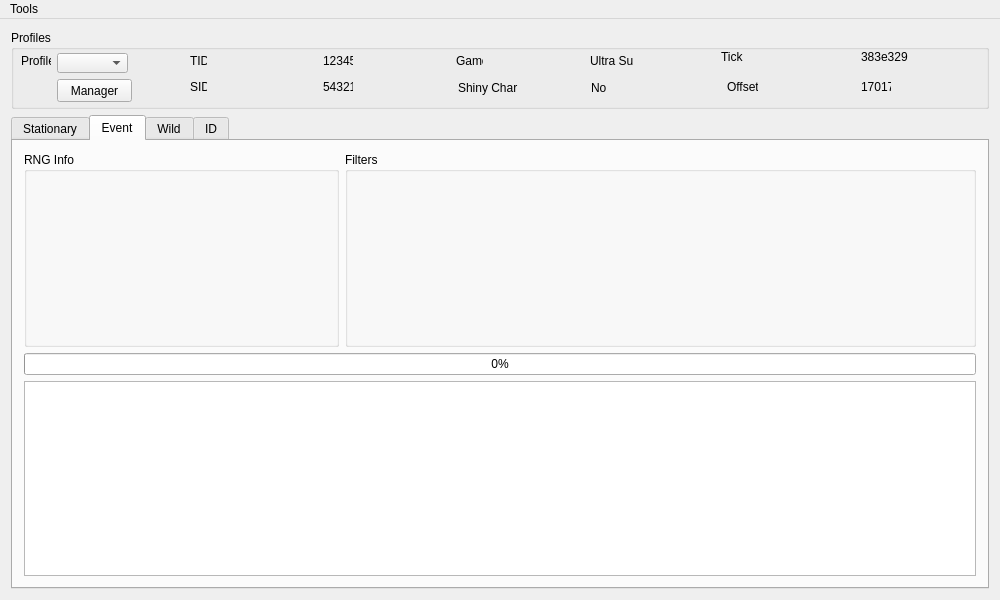
PMArkive/Gen7TimeFinder, file Forms/MainWindow.ui: the form before one commit.
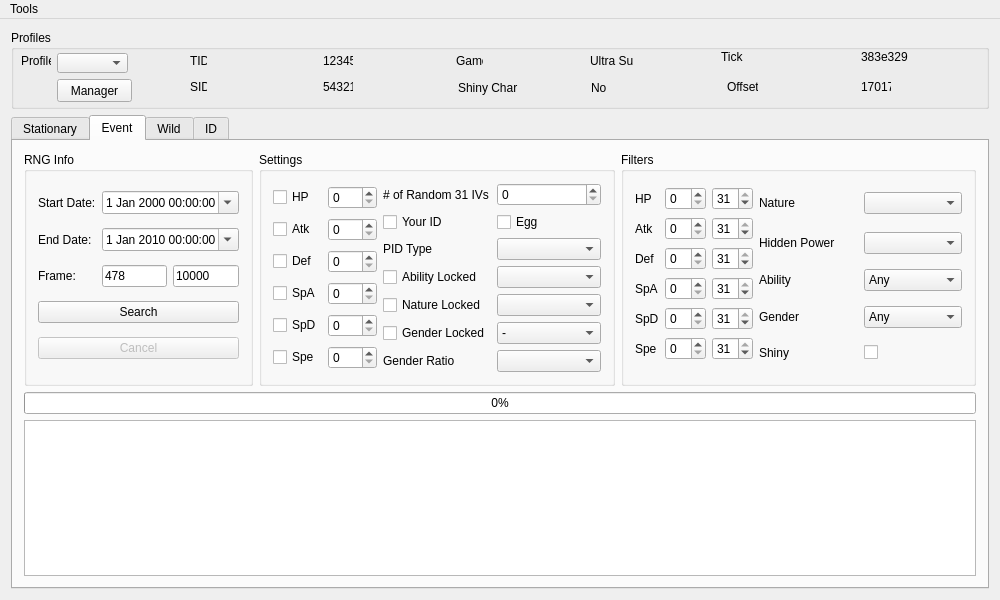
The form after the commit. The open tabs and pages were chosen to show the change.

Patch:
```diff
--- a/Forms/MainWindow.ui
+++ b/Forms/MainWindow.ui
@@ -692,7 +692,488 @@
         <string>Event</string>
        </attribute>
        <layout class="QGridLayout" name="gridLayout_4">
-        <item row="2" column="0" colspan="2">
+        <item row="0" column="0">
+         <widget class="QGroupBox" name="groupBoxEventRNGInfo">
+          <property name="sizePolicy">
+           <sizepolicy hsizetype="Preferred" vsizetype="Preferred">
+            <horstretch>1</horstretch>
+            <verstretch>1</verstretch>
+           </sizepolicy>
+          </property>
+          <property name="title">
+           <string>RNG Info</string>
+          </property>
+          <layout class="QGridLayout" name="gridLayout_9">
+           <item row="0" column="0">
+            <widget class="QLabel" name="labelEventStartDate">
+             <property name="text">
+              <string>Start Date:</string>
+             </property>
+            </widget>
+           </item>
+           <item row="0" column="1" colspan="2">
+            <widget class="QDateTimeEdit" name="dateTimeEditEventStartDate">
+             <property name="dateTime">
+              <datetime>
+               <hour>0</hour>
+               <minute>0</minute>
+               <second>0</second>
+               <year>2000</year>
+               <month>1</month>
+               <day>1</day>
+              </datetime>
+             </property>
+             <property name="time">
+              <time>
+               <hour>0</hour>
+               <minute>0</minute>
+               <second>0</second>
+              </time>
+             </property>
+             <property name="maximumDateTime">
+              <datetime>
+               <hour>0</hour>
+               <minute>0</minute>
+               <second>0</second>
+               <year>2100</year>
+               <month>1</month>
+               <day>1</day>
+              </datetime>
+             </property>
+             <property name="minimumDateTime">
+              <datetime>
+               <hour>0</hour>
+               <minute>0</minute>
+               <second>0</second>
+               <year>2000</year>
+               <month>1</month>
+               <day>1</day>
+              </datetime>
+             </property>
+             <property name="maximumDate">
+              <date>
+               <year>2100</year>
+               <month>1</month>
+               <day>1</day>
+              </date>
+             </property>
+             <property name="minimumDate">
+              <date>
+               <year>2000</year>
+               <month>1</month>
+               <day>1</day>
+              </date>
+             </property>
+             <property name="maximumTime">
+              <time>
+               <hour>0</hour>
+               <minute>0</minute>
+               <second>0</second>
+              </time>
+             </property>
+             <property name="minimumTime">
+              <time>
+               <hour>0</hour>
+               <minute>0</minute>
+               <second>0</second>
+              </time>
+             </property>
+             <property name="calendarPopup">
+              <bool>true</bool>
+             </property>
+             <property name="timeSpec">
+              <enum>Qt::LocalTime</enum>
+             </property>
+            </widget>
+           </item>
+           <item row="1" column="0">
+            <widget class="QLabel" name="labelEventEndDate">
+             <property name="text">
+              <string>End Date:</string>
+             </property>
+            </widget>
+           </item>
+           <item row="1" column="1" colspan="2">
+            <widget class="QDateTimeEdit" name="dateTimeEditEventEndDate">
+             <property name="dateTime">
+              <datetime>
+               <hour>0</hour>
+               <minute>0</minute>
+               <second>0</second>
+               <year>2010</year>
+               <month>1</month>
+               <day>1</day>
+              </datetime>
+             </property>
+             <property name="date">
+              <date>
+               <year>2010</year>
+               <month>1</month>
+               <day>1</day>
+              </date>
+             </property>
+             <property name="time">
+              <time>
+               <hour>0</hour>
+               <minute>0</minute>
+               <second>0</second>
+              </time>
+             </property>
+             <property name="maximumDateTime">
+              <datetime>
+               <hour>0</hour>
+               <minute>0</minute>
+               <second>0</second>
+               <year>2100</year>
+               <month>1</month>
+               <day>1</day>
+              </datetime>
+             </property>
+             <property name="minimumDateTime">
+              <datetime>
+               <hour>0</hour>
+               <minute>0</minute>
+               <second>0</second>
+               <year>2000</year>
+               <month>1</month>
+               <day>1</day>
+              </datetime>
+             </property>
+             <property name="maximumDate">
+              <date>
+               <year>2100</year>
+               <month>1</month>
+               <day>1</day>
+              </date>
+             </property>
+             <property name="minimumDate">
+              <date>
+               <year>2000</year>
+               <month>1</month>
+               <day>1</day>
+              </date>
+             </property>
+             <property name="maximumTime">
+              <time>
+               <hour>0</hour>
+               <minute>0</minute>
+               <second>0</second>
+              </time>
+             </property>
+             <property name="minimumTime">
+              <time>
+               <hour>0</hour>
+               <minute>0</minute>
+               <second>0</second>
+              </time>
+             </property>
+             <property name="calendarPopup">
+              <bool>true</bool>
+             </property>
+             <property name="timeSpec">
+              <enum>Qt::LocalTime</enum>
+             </property>
+            </widget>
+           </item>
+           <item row="2" column="0">
+            <widget class="QLabel" name="labelEventFrame">
+             <property name="text">
+              <string>Frame:</string>
+             </property>
+            </widget>
+           </item>
+           <item row="2" column="1">
+            <widget class="QLineEdit" name="lineEditEventStartFrame">
+             <property name="text">
+              <string notr="true">478</string>
+             </property>
+            </widget>
+           </item>
+           <item row="2" column="2">
+            <widget class="QLineEdit" name="lineEditEventEndFrame">
+             <property name="text">
+              <string notr="true">10000</string>
+             </property>
+            </widget>
+           </item>
+           <item row="3" column="0" colspan="3">
+            <widget class="QPushButton" name="pushButtonEventSearch">
+             <property name="text">
+              <string>Search</string>
+             </property>
+            </widget>
+           </item>
+           <item row="4" column="0" colspan="3">
+            <widget class="QPushButton" name="pushButtonEventCancel">
+             <property name="enabled">
+              <bool>false</bool>
+             </property>
+             <property name="text">
+              <string>Cancel</string>
+             </property>
+            </widget>
+           </item>
+          </layout>
+         </widget>
+        </item>
+        <item row="0" column="2">
+         <widget class="QGroupBox" name="groupBoxEventFilter">
+          <property name="sizePolicy">
+           <sizepolicy hsizetype="Preferred" vsizetype="Preferred">
+            <horstretch>2</horstretch>
+            <verstretch>1</verstretch>
+           </sizepolicy>
+          </property>
+          <property name="title">
+           <string>Filters</string>
+          </property>
+          <layout class="QGridLayout" name="gridLayout_16">
+           <item row="0" column="1">
+            <widget class="QLabel" name="labelEventNature">
+             <property name="frameShape">
+              <enum>QFrame::NoFrame</enum>
+             </property>
+             <property name="text">
+              <string>Nature</string>
+             </property>
+            </widget>
+           </item>
+           <item row="0" column="2">
+            <widget class="QComboBox" name="comboBoxEventNature"/>
+           </item>
+           <item row="1" column="1">
+            <widget class="QLabel" name="labelEventHiddenPower">
+             <property name="text">
+              <string>Hidden Power</string>
+             </property>
+            </widget>
+           </item>
+           <item row="1" column="2">
+            <widget class="QComboBox" name="comboBoxEventHiddenPower"/>
+           </item>
+           <item row="2" column="1">
+            <widget class="QLabel" name="labelEventAbility">
+             <property name="text">
+              <string>Ability</string>
+             </property>
+            </widget>
+           </item>
+           <item row="2" column="2">
+            <widget class="QComboBox" name="comboBoxEventAbility">
+             <item>
+              <property name="text">
+               <string>Any</string>
+              </property>
+             </item>
+             <item>
+              <property name="text">
+               <string notr="true">1</string>
+              </property>
+             </item>
+             <item>
+              <property name="text">
+               <string notr="true">2</string>
+              </property>
+             </item>
+             <item>
+              <property name="text">
+               <string notr="true">H</string>
+              </property>
+             </item>
+            </widget>
+           </item>
+           <item row="3" column="1">
+            <widget class="QLabel" name="labelEventGender">
+             <property name="text">
+              <string>Gender</string>
+             </property>
+            </widget>
+           </item>
+           <item row="3" column="2">
+            <widget class="QComboBox" name="comboBoxEventGender">
+             <item>
+              <property name="text">
+               <string>Any</string>
+              </property>
+             </item>
+             <item>
+              <property name="text">
+               <string notr="true">♂</string>
+              </property>
+             </item>
+             <item>
+              <property name="text">
+               <string notr="true">♀</string>
+              </property>
+             </item>
+            </widget>
+           </item>
+           <item row="4" column="1">
+            <widget class="QLabel" name="labelEventShiny">
+             <property name="text">
+              <string>Shiny</string>
+             </property>
+            </widget>
+           </item>
+           <item row="4" column="2">
+            <widget class="QCheckBox" name="checkBoxEventShiny">
+             <property name="text">
+              <string/>
+             </property>
+            </widget>
+           </item>
+           <item row="0" column="0" rowspan="5">
+            <layout class="QGridLayout" name="gridLayout_15">
+             <item row="0" column="2">
+              <widget class="QSpinBox" name="spinBoxEventMaxHP">
+               <property name="maximum">
+                <number>31</number>
+               </property>
+               <property name="value">
+                <number>31</number>
+               </property>
+              </widget>
+             </item>
+             <item row="4" column="0">
+              <widget class="QLabel" name="labelEventSpD">
+               <property name="text">
+                <string>SpD</string>
+               </property>
+              </widget>
+             </item>
+             <item row="5" column="2">
+              <widget class="QSpinBox" name="spinBoxEventMaxSpe">
+               <property name="maximum">
+                <number>31</number>
+               </property>
+               <property name="value">
+                <number>31</number>
+               </property>
+              </widget>
+             </item>
+             <item row="1" column="2">
+              <widget class="QSpinBox" name="spinBoxEventMaxAtk">
+               <property name="maximum">
+                <number>31</number>
+               </property>
+               <property name="value">
+                <number>31</number>
+               </property>
+              </widget>
+             </item>
+             <item row="2" column="1">
+              <widget class="QSpinBox" name="spinBoxEventMinDef">
+               <property name="maximum">
+                <number>31</number>
+               </property>
+              </widget>
+             </item>
+             <item row="3" column="2">
+              <widget class="QSpinBox" name="spinBoxEventMaxSpA">
+               <property name="maximum">
+                <number>31</number>
+               </property>
+               <property name="value">
+                <number>31</number>
+               </property>
+              </widget>
+             </item>
+             <item row="0" column="0">
+              <widget class="QLabel" name="labelEventHP">
+               <property name="text">
+                <string>HP</string>
+               </property>
+              </widget>
+             </item>
+             <item row="4" column="1">
+              <widget class="QSpinBox" name="spinBoxEventMinSpD">
+               <property name="maximum">
+                <number>31</number>
+               </property>
+              </widget>
+             </item>
+             <item row="0" column="1">
+              <widget class="QSpinBox" name="spinBoxEventMinHP">
+               <property name="maximum">
+                <number>31</number>
+               </property>
+              </widget>
+             </item>
+             <item row="1" column="0">
+              <widget class="QLabel" name="labelEventAtk">
+               <property name="text">
+                <string>Atk</string>
+               </property>
+              </widget>
+             </item>
+             <item row="1" column="1">
+              <widget class="QSpinBox" name="spinBoxEventMinAtk">
+               <property name="maximum">
+                <number>31</number>
+               </property>
+              </widget>
+             </item>
+             <item row="2" column="0">
+              <widget class="QLabel" name="labelEventDef">
+               <property name="text">
+                <string>Def</string>
+               </property>
+              </widget>
+             </item>
+             <item row="2" column="2">
+              <widget class="QSpinBox" name="spinBoxEventMaxDef">
+               <property name="maximum">
+                <number>31</number>
+               </property>
+               <property name="value">
+                <number>31</number>
+               </property>
+              </widget>
+             </item>
+             <item row="5" column="1">
+              <widget class="QSpinBox" name="spinBoxEventMinSpe">
+               <property name="maximum">
+                <number>31</number>
+               </property>
+              </widget>
+             </item>
+             <item row="5" column="0">
+              <widget class="QLabel" name="labelEventSpe">
+               <property name="text">
+                <string>Spe</string>
+               </property>
+              </widget>
+             </item>
+             <item row="4" column="2">
+              <widget class="QSpinBox" name="spinBoxEventMaxSpD">
+               <property name="maximum">
+                <number>31</number>
+               </property>
+               <property name="value">
+                <number>31</number>
+               </property>
+              </widget>
+             </item>
+             <item row="3" column="0">
+              <widget class="QLabel" name="labelEventSpA">
+               <property name="text">
+                <string>SpA</string>
+               </property>
+              </widget>
+             </item>
+             <item row="3" column="1">
+              <widget class="QSpinBox" name="spinBoxEventMinSpA">
+               <property name="maximum">
+                <number>31</number>
+               </property>
+              </widget>
+             </item>
+            </layout>
+           </item>
+          </layout>
+         </widget>
+        </item>
+        <item row="2" column="0" colspan="3">
          <widget class="QTableView" name="tableViewEvent">
           <property name="sizePolicy">
            <sizepolicy hsizetype="Expanding" vsizetype="Expanding">
@@ -705,39 +1186,206 @@
           </attribute>
          </widget>
         </item>
-        <item row="0" column="0">
-         <widget class="QGroupBox" name="groupBoxEventRNGInfo">
-          <property name="sizePolicy">
-           <sizepolicy hsizetype="Preferred" vsizetype="Preferred">
-            <horstretch>1</horstretch>
-            <verstretch>1</verstretch>
-           </sizepolicy>
-          </property>
-          <property name="title">
-           <string>RNG Info</string>
-          </property>
-         </widget>
-        </item>
-        <item row="0" column="1">
-         <widget class="QGroupBox" name="groupBoxEventFilter">
-          <property name="sizePolicy">
-           <sizepolicy hsizetype="Preferred" vsizetype="Preferred">
-            <horstretch>2</horstretch>
-            <verstretch>1</verstretch>
-           </sizepolicy>
-          </property>
-          <property name="title">
-           <string>Filters</string>
-          </property>
-         </widget>
-        </item>
-        <item row="1" column="0" colspan="2">
+        <item row="1" column="0" colspan="3">
          <widget class="QProgressBar" name="progressBarEvent">
           <property name="value">
            <number>0</number>
           </property>
          </widget>
         </item>
+        <item row="0" column="1">
+         <widget class="QGroupBox" name="groupBoxEventSettings">
+          <property name="sizePolicy">
+           <sizepolicy hsizetype="Preferred" vsizetype="Preferred">
+            <horstretch>2</horstretch>
+            <verstretch>1</verstretch>
+           </sizepolicy>
+          </property>
+          <property name="title">
+           <string>Settings</string>
+          </property>
+          <layout class="QGridLayout" name="gridLayout_18">
+           <item row="0" column="1">
+            <widget class="QLabel" name="labelEventRandomIVs">
+             <property name="text">
+              <string># of Random 31 IVs</string>
+             </property>
+            </widget>
+           </item>
+           <item row="0" column="2">
+            <widget class="QSpinBox" name="spinBoxEventRandomIVs"/>
+           </item>
+           <item row="1" column="1">
+            <widget class="QCheckBox" name="checkBoxEventYourID">
+             <property name="text">
+              <string>Your ID</string>
+             </property>
+            </widget>
+           </item>
+           <item row="1" column="2">
+            <widget class="QCheckBox" name="checkBoxEventEgg">
+             <property name="text">
+              <string>Egg</string>
+             </property>
+            </widget>
+           </item>
+           <item row="2" column="1">
+            <widget class="QLabel" name="labelEventPIDType">
+             <property name="text">
+              <string>PID Type</string>
+             </property>
+            </widget>
+           </item>
+           <item row="2" column="2">
+            <widget class="QComboBox" name="comboBoxEventPIDType"/>
+           </item>
+           <item row="3" column="1">
+            <widget class="QCheckBox" name="checkBoxEventAbilityLock">
+             <property name="text">
+              <string>Ability Locked</string>
+             </property>
+            </widget>
+           </item>
+           <item row="3" column="2">
+            <widget class="QComboBox" name="comboBox_2"/>
+           </item>
+           <item row="4" column="1">
+            <widget class="QCheckBox" name="checkBox_9">
+             <property name="text">
+              <string>Nature Locked</string>
+             </property>
+            </widget>
+           </item>
+           <item row="4" column="2">
+            <widget class="QComboBox" name="comboBox_3"/>
+           </item>
+           <item row="5" column="1">
+            <widget class="QCheckBox" name="checkBox_10">
+             <property name="text">
+              <string>Gender Locked</string>
+             </property>
+            </widget>
+           </item>
+           <item row="5" column="2">
+            <widget class="QComboBox" name="comboBox_4">
+             <item>
+              <property name="text">
+               <string notr="true">-</string>
+              </property>
+             </item>
+             <item>
+              <property name="text">
+               <string notr="true">♂</string>
+              </property>
+             </item>
+             <item>
+              <property name="text">
+               <string notr="true">♀</string>
+              </property>
+             </item>
+            </widget>
+           </item>
+           <item row="6" column="1">
+            <widget class="QLabel" name="labelEventGenderRatio">
+             <property name="text">
+              <string>Gender Ratio</string>
+             </property>
+            </widget>
+           </item>
+           <item row="6" column="2">
+            <widget class="QComboBox" name="comboBoxEventGenderRatio"/>
+           </item>
+           <item row="0" column="0" rowspan="7">
+            <layout class="QGridLayout" name="gridLayout_17">
+             <item row="0" column="0">
+              <widget class="QCheckBox" name="checkBoxEventHP">
+               <property name="text">
+                <string>HP</string>
+               </property>
+              </widget>
+             </item>
+             <item row="0" column="1">
+              <widget class="QSpinBox" name="spinBoxEventHP">
+               <property name="maximum">
+                <number>31</number>
+               </property>
+              </widget>
+             </item>
+             <item row="1" column="0">
+              <widget class="QCheckBox" name="checkBoxEventAtk">
+               <property name="text">
+                <string>Atk</string>
+               </property>
+              </widget>
+             </item>
+             <item row="1" column="1">
+              <widget class="QSpinBox" name="spinBoxEventAtk">
+               <property name="maximum">
+                <number>31</number>
+               </property>
+              </widget>
+             </item>
+             <item row="2" column="0">
+              <widget class="QCheckBox" name="checkBoxEventDef">
+               <property name="text">
+                <string>Def</string>
+               </property>
+              </widget>
+             </item>
+             <item row="2" column="1">
+              <widget class="QSpinBox" name="spinBoxEventDef">
+               <property name="maximum">
+                <number>31</number>
+               </property>
+              </widget>
+             </item>
+             <item row="3" column="0">
+              <widget class="QCheckBox" name="checkBoxEventSpA">
+               <property name="text">
+                <string>SpA</string>
+               </property>
+              </widget>
+             </item>
+             <item row="3" column="1">
+              <widget class="QSpinBox" name="spinBoxEventSpA">
+               <property name="maximum">
+                <number>31</number>
+               </property>
+              </widget>
+             </item>
+             <item row="4" column="0">
+              <widget class="QCheckBox" name="checkBoxEventSpD">
+               <property name="text">
+                <string>SpD</string>
+               </property>
+              </widget>
+             </item>
+             <item row="4" column="1">
+              <widget class="QSpinBox" name="spinBoxEventSpD">
+               <property name="maximum">
+                <number>31</number>
+               </property>
+              </widget>
+             </item>
+             <item row="5" column="0">
+              <widget class="QCheckBox" name="checkBoxEventSpe">
+               <property name="text">
+                <string>Spe</string>
+               </property>
+              </widget>
+             </item>
+             <item row="5" column="1">
+              <widget class="QSpinBox" name="spinBoxEventSpe">
+               <property name="maximum">
+                <number>31</number>
+               </property>
+              </widget>
+             </item>
+            </layout>
+           </item>
+          </layout>
+         </widget>
+        </item>
        </layout>
       </widget>
       <widget class="QWidget" name="tabWild">
```
Left out of the diff: 204 changed lines with no effect on the pictures.
